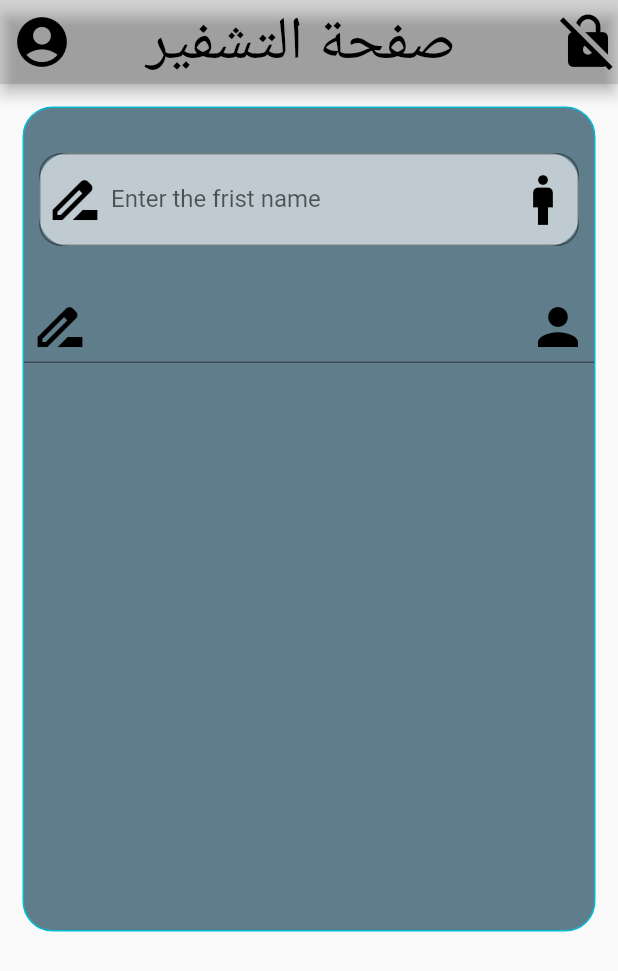
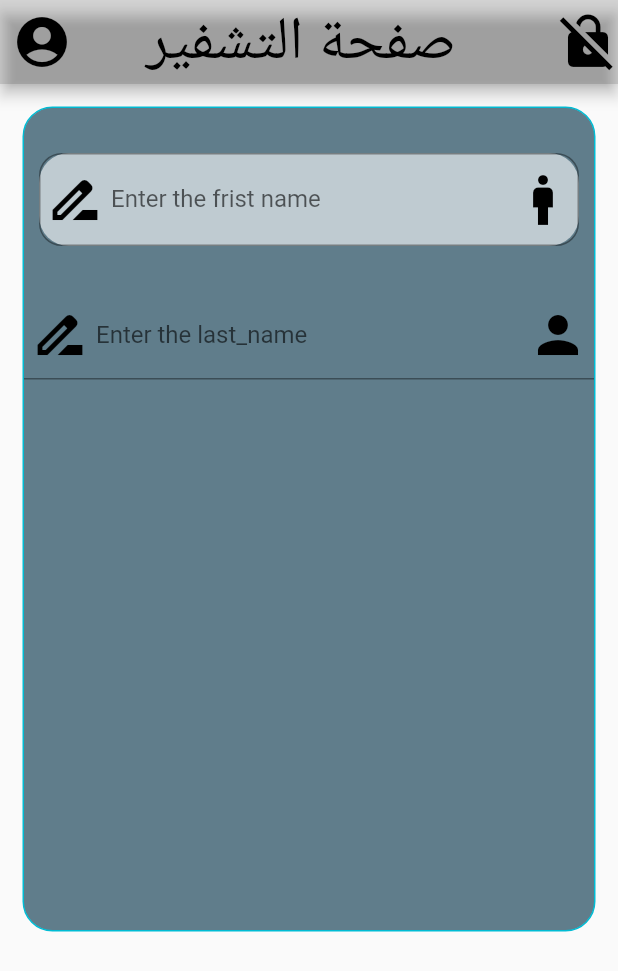
Before and after one commit to salahalddinn/project_flutter, a Flutter app: the screen it shows after launch, on a phone screen of 412 x 824 dp. Shown: the top 971 px of the screen. Run offline on Flutter 3.47's test engine with Material 2 defaults, Android fonts, the phone set to English and light mode, and no system bars.

Commit message:
change  Textformfield 2 InputDecoration labelText enter last_name

```diff
--- a/lib/main.dart
+++ b/lib/main.dart
@@ -68,6 +68,7 @@ class screan1 extends StatelessWidget {
                  decoration: InputDecoration(
                    suffixIcon: Icon(Icons.person,size: 40,color: Colors.black,),
                    prefixIcon: Icon(Icons.drive_file_rename_outline,size: 40,color: Colors.black,),
+                   labelText: "Enter the last_name",
                  ),
 
                ),
```
